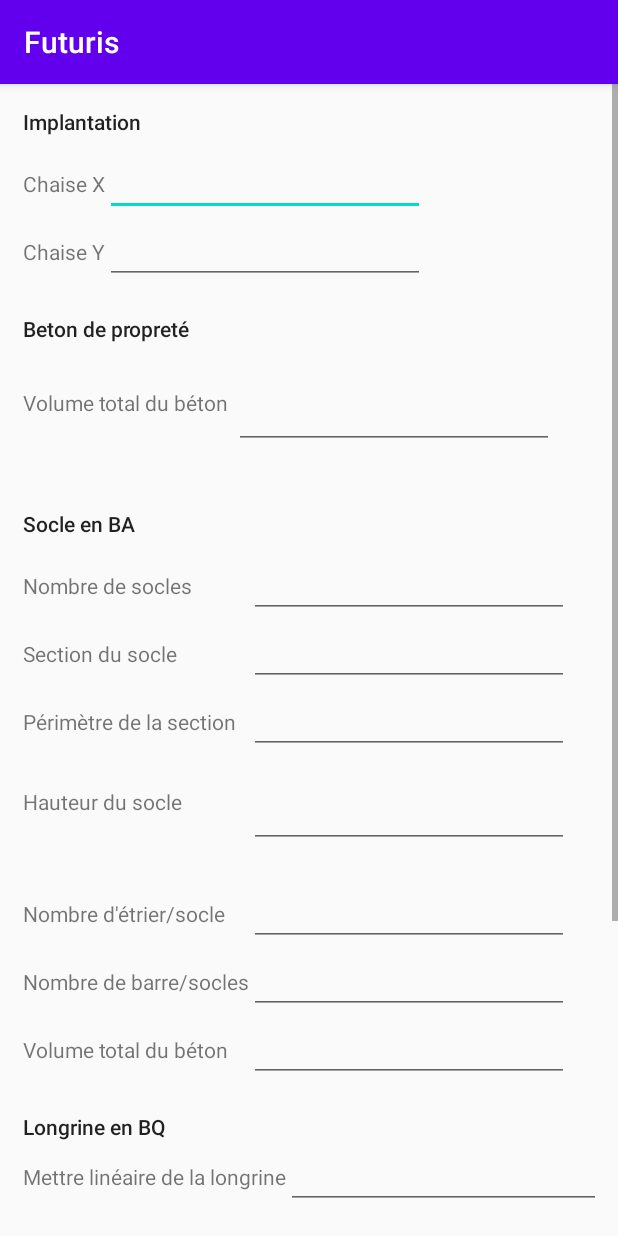
After one commit to FuturisSarl/devis_app, an Android app: the FondationActivity screen opened directly, with no data from a screen before it, on a phone screen of 412 x 824 dp. The commit adds this screen. Run offline under Robolectric (Android 15) with nearby library versions, the phone set to English and light mode, and no system bars.

Commit message:
Design layout for Fondation details

```diff
--- a/app/src/main/java/com/itverse/futuris/ComposantRecyclerAdapter.kt
+++ b/app/src/main/java/com/itverse/futuris/ComposantRecyclerAdapter.kt
@@ -21,9 +21,14 @@ class ComposantRecyclerAdapter(private val context: Context, private val composa
 
         init {
             itemView.setOnClickListener{
-                val intent = Intent(context, ElementActivity::class.java)
-                intent.putExtra(EXTRA_COMPOSANT_SELECTED, composantSelected)
-                context.startActivity(intent)
+                if (composantSelected == 1){
+                    val intent = Intent(context, FondationActivity::class.java)
+                    context.startActivity(intent)
+                }
+                else{
+                    val intent = Intent(context, MaterielActivity::class.java)
+                    context.startActivity(intent)
+                }
             }
         }
     }
--- /dev/null
+++ b/app/src/main/java/com/itverse/futuris/EditNewProject.kt
@@ -0,0 +1,11 @@
+package com.itverse.futuris
+
+import androidx.appcompat.app.AppCompatActivity
+import android.os.Bundle
+
+class EditNewProject : AppCompatActivity() {
+    override fun onCreate(savedInstanceState: Bundle?) {
+        super.onCreate(savedInstanceState)
+        setContentView(R.layout.activity_edit_new_project)
+    }
+}
--- /dev/null
+++ b/app/src/main/java/com/itverse/futuris/FondationActivity.kt
@@ -0,0 +1,11 @@
+package com.itverse.futuris
+
+import androidx.appcompat.app.AppCompatActivity
+import android.os.Bundle
+
+class FondationActivity : AppCompatActivity() {
+    override fun onCreate(savedInstanceState: Bundle?) {
+        super.onCreate(savedInstanceState)
+        setContentView(R.layout.activity_fondation)
+    }
+}
--- a/app/src/main/java/com/itverse/futuris/ElementActivity.kt
+++ b/app/src/main/java/com/itverse/futuris/MaterielActivity.kt
@@ -5,8 +5,7 @@ import android.os.Bundle
 import androidx.recyclerview.widget.GridLayoutManager
 import kotlinx.android.synthetic.main.activity_element.*
 
-class ElementActivity : AppCompatActivity() {
-    private var composantSelected = COMPOSANT_NOT_SELECTED
+class MaterielActivity : AppCompatActivity() {
 
     override fun onCreate(savedInstanceState: Bundle?) {
         super.onCreate(savedInstanceState)
@@ -14,8 +13,6 @@ class ElementActivity : AppCompatActivity() {
 
         element_list.layoutManager = GridLayoutManager(this, 2)
 
-        composantSelected = intent.getIntExtra(EXTRA_COMPOSANT_SELECTED, COMPOSANT_NOT_SELECTED)
-
-        element_list.adapter = ElementRecyclerAdapter(this, DataManager.elements)
+        element_list.adapter = MaterielRecyclerAdapter(this, DataManager.elements)
     }
 }
--- a/app/src/main/java/com/itverse/futuris/ElementRecyclerAdapter.kt
+++ b/app/src/main/java/com/itverse/futuris/MaterielRecyclerAdapter.kt
@@ -8,8 +8,8 @@ import android.widget.ImageView
 import android.widget.TextView
 import androidx.recyclerview.widget.RecyclerView
 
-class ElementRecyclerAdapter(context: Context, private val elements: ArrayList<ElementData>):
-    RecyclerView.Adapter<ElementRecyclerAdapter.ViewHolder>() {
+class MaterielRecyclerAdapter(context: Context, private val elements: ArrayList<ElementData>):
+    RecyclerView.Adapter<MaterielRecyclerAdapter.ViewHolder>() {
 
     private val layoutInflater = LayoutInflater.from(context)
 
--- /dev/null
+++ b/app/src/main/res/layout/activity_edit_new_project.xml
@@ -0,0 +1,19 @@
+<?xml version="1.0" encoding="utf-8"?>
+<androidx.constraintlayout.widget.ConstraintLayout
+        xmlns:android="http://schemas.android.com/apk/res/android"
+        xmlns:tools="http://schemas.android.com/tools"
+        xmlns:app="http://schemas.android.com/apk/res-auto"
+        android:layout_width="match_parent"
+        android:layout_height="match_parent"
+        tools:context=".EditNewProject">
+
+    <EditText
+            android:layout_width="wrap_content"
+            android:layout_height="wrap_content"
+            android:inputType="textPersonName"
+            android:text="Name"
+            android:ems="10"
+            android:id="@+id/ProjectTitle"
+            app:layout_constraintStart_toStartOf="parent" app:layout_constraintEnd_toEndOf="parent"
+            app:layout_constraintTop_toTopOf="parent"/>
+</androidx.constraintlayout.widget.ConstraintLayout>
--- a/app/src/main/res/layout/activity_element.xml
+++ b/app/src/main/res/layout/activity_element.xml
@@ -5,7 +5,7 @@
         xmlns:app="http://schemas.android.com/apk/res-auto"
         android:layout_width="match_parent"
         android:layout_height="match_parent"
-        tools:context=".ElementActivity"
+        tools:context=".MaterielActivity"
         android:contentDescription="@string/app_name">
     <androidx.recyclerview.widget.RecyclerView
             android:layout_width="0dp"
--- /dev/null
+++ b/app/src/main/res/layout/activity_fondation.xml
@@ -0,0 +1,289 @@
+<?xml version="1.0" encoding="utf-8"?>
+<androidx.constraintlayout.widget.ConstraintLayout
+        xmlns:android="http://schemas.android.com/apk/res/android"
+        xmlns:tools="http://schemas.android.com/tools"
+        xmlns:app="http://schemas.android.com/apk/res-auto"
+        android:layout_width="match_parent"
+        android:layout_height="match_parent"
+        tools:context=".FondationActivity">
+
+    <ScrollView
+            android:layout_width="match_parent"
+            android:layout_height="match_parent" app:layout_constraintStart_toStartOf="parent"
+            app:layout_constraintEnd_toEndOf="parent" app:layout_constraintTop_toTopOf="parent">
+        <LinearLayout
+                android:orientation="vertical"
+                android:layout_width="match_parent"
+                android:layout_height="wrap_content"
+                android:padding="15dp">
+            <TextView
+                    android:text="Implantation"
+                    android:layout_width="wrap_content"
+                    android:layout_height="wrap_content" android:id="@+id/textView2"
+                    android:textAppearance="@style/TextAppearance.AppCompat.Body2" android:elegantTextHeight="false"/>
+            <TableLayout
+                    android:id="@+id/fondation_details"
+                    style="@style/grid_input_detail">
+
+                <TableRow android:layout_width="match_parent" android:layout_height="match_parent"
+                          android:id="@+id/chaise_x">
+                    <TextView
+                            android:text="Chaise X"
+                            android:layout_width="wrap_content"
+                            android:layout_height="wrap_content" android:id="@+id/textView4"/>
+                    <EditText
+                            android:layout_width="wrap_content"
+                            android:layout_height="wrap_content"
+                            android:inputType="number"
+                            android:ems="10"
+                            android:id="@+id/editTextNumber"/>
+                </TableRow>
+                <TableRow android:layout_width="match_parent" android:layout_height="match_parent"
+                          android:id="@+id/chaise_y">
+                    <TextView
+                            android:text="Chaise Y"
+                            android:layout_width="wrap_content"
+                            android:layout_height="wrap_content" android:id="@+id/textView3"/>
+                    <EditText
+                            android:layout_width="wrap_content"
+                            android:layout_height="wrap_content"
+                            android:inputType="number"
+                            android:ems="10"
+                            android:id="@+id/editTextNumber2"/>
+                </TableRow>
+            </TableLayout>
+            <TextView
+                    android:text="Beton de propreté"
+                    android:layout_width="match_parent"
+                    android:layout_height="wrap_content" android:id="@+id/textView5"
+                    android:textAppearance="@style/TextAppearance.AppCompat.Body2"/>
+            <TableLayout
+                    android:layout_width="match_parent"
+                    android:layout_height="wrap_content" android:theme="@style/grid_input_detail">
+
+                <TableRow android:layout_width="match_parent" android:layout_height="match_parent">
+                    <TextView
+                            android:text="Volume total du béton "
+                            android:layout_width="wrap_content"
+                            android:layout_height="wrap_content" android:id="@+id/textView10"/>
+                    <EditText
+                            android:layout_width="wrap_content"
+                            android:layout_height="wrap_content"
+                            android:inputType="number"
+                            android:ems="10"
+                            android:id="@+id/editTextNumber3"/>
+                </TableRow>
+            </TableLayout>
+            <TextView
+                    android:text="Socle en BA"
+                    android:layout_width="match_parent"
+                    android:layout_height="wrap_content" android:id="@+id/textView6"
+                    android:textAppearance="@style/TextAppearance.AppCompat.Body2"/>
+            <TableLayout
+                    android:layout_width="match_parent"
+                    android:layout_height="wrap_content" style="@style/grid_input_detail">
+
+                <TableRow android:layout_width="match_parent" android:layout_height="match_parent">
+                    <TextView
+                            android:text="Nombre de socles "
+                            android:layout_width="match_parent"
+                            android:layout_height="wrap_content" android:id="@+id/textView9"/>
+                    <EditText
+                            android:layout_width="wrap_content"
+                            android:layout_height="wrap_content"
+                            android:inputType="number"
+                            android:ems="10"
+                            android:id="@+id/editTextNumber4"/>
+                </TableRow>
+                <TableRow android:layout_width="match_parent" android:layout_height="match_parent">
+                    <TextView
+                            android:text="Section du socle"
+                            android:layout_width="wrap_content"
+                            android:layout_height="wrap_content" android:id="@+id/textView11"/>
+                    <EditText
+                            android:layout_width="wrap_content"
+                            android:layout_height="wrap_content"
+                            android:inputType="number"
+                            android:ems="10"
+                            android:id="@+id/editTextNumber5"/>
+                </TableRow>
+                <TableRow android:layout_width="match_parent" android:layout_height="match_parent">
+                    <TextView
+                            android:text="Périmètre de la section "
+                            android:layout_width="wrap_content"
+                            android:layout_height="wrap_content" android:id="@+id/textView12"/>
+                    <EditText
+                            android:layout_width="wrap_content"
+                            android:layout_height="wrap_content"
+                            android:inputType="number"
+                            android:ems="10"
+                            android:id="@+id/editTextNumber6"/>
+                </TableRow>
+                <TableRow android:layout_width="match_parent" android:layout_height="match_parent"
+                          android:theme="@style/grid_input_detail">
+                    <TextView
+                            android:text="Hauteur du socle"
+                            android:layout_width="wrap_content"
+                            android:layout_height="wrap_content" android:id="@+id/textView13"/>
+                    <EditText
+                            android:layout_width="wrap_content"
+                            android:layout_height="wrap_content"
+                            android:inputType="number"
+                            android:ems="10"
+                            android:id="@+id/editTextNumber7"/>
+                </TableRow>
+                <TableRow
+                        android:layout_width="match_parent"
+                        android:layout_height="match_parent">
+                    <TextView
+                            android:text="Nombre d'étrier/socle"
+                            android:layout_width="wrap_content"
+                            android:layout_height="wrap_content" android:id="@+id/textView14"/>
+                    <EditText
+                            android:layout_width="wrap_content"
+                            android:layout_height="wrap_content"
+                            android:inputType="number"
+                            android:ems="10"
+                            android:id="@+id/editTextNumber8"/>
+                </TableRow>
+                <TableRow
+                        android:layout_width="match_parent"
+                        android:layout_height="match_parent">
+                    <TextView
+                            android:text="Nombre de barre/socles"
+                            android:layout_width="wrap_content"
+                            android:layout_height="wrap_content" android:id="@+id/textView15"/>
+                    <EditText
+                            android:layout_width="wrap_content"
+                            android:layout_height="wrap_content"
+                            android:inputType="number"
+                            android:ems="10"
+                            android:id="@+id/editTextNumber9"/>
+                </TableRow>
+                <TableRow
+                        android:layout_width="match_parent"
+                        android:layout_height="match_parent">
+                    <TextView
+                            android:text="Volume total du béton"
+                            android:layout_width="wrap_content"
+                            android:layout_height="wrap_content" android:id="@+id/textView16"/>
+                    <EditText
+                            android:layout_width="wrap_content"
+                            android:layout_height="wrap_content"
+                            android:inputType="number"
+                            android:ems="10"
+                            android:id="@+id/editTextNumber10"/>
+                </TableRow>
+            </TableLayout>
+            <TextView
+                    android:text="Longrine en BQ"
+                    android:layout_width="match_parent"
+                    android:layout_height="wrap_content" android:id="@+id/textView7"
+                    android:textAppearance="@style/TextAppearance.AppCompat.Body2"/>
+            <TableLayout
+                    android:layout_width="match_parent"
+                    android:layout_height="wrap_content">
+
+                <TableRow android:layout_width="match_parent" android:layout_height="match_parent">
+                    <TextView
+                            android:text="Mettre linéaire de la longrine"
+                            android:layout_width="wrap_content"
+                            android:layout_height="wrap_content" android:id="@+id/textView17"/>
+                    <EditText
+                            android:layout_width="wrap_content"
+                            android:layout_height="wrap_content"
+                            android:inputType="number"
+                            android:ems="10"
+                            android:id="@+id/editTextNumber14"/>
+                </TableRow>
+                <TableRow android:layout_width="match_parent" android:layout_height="match_parent">
+                    <TextView
+                            android:text="Section de la longrine"
+                            android:layout_width="wrap_content"
+                            android:layout_height="wrap_content" android:id="@+id/textView18"/>
+                    <EditText
+                            android:layout_width="wrap_content"
+                            android:layout_height="wrap_content"
+                            android:inputType="number"
+                            android:ems="10"
+                            android:id="@+id/editTextNumber13"/>
+                </TableRow>
+                <TableRow android:layout_width="match_parent" android:layout_height="match_parent">
+                    <TextView
+                            android:text="Périmètre de la section"
+                            android:layout_width="wrap_content"
+                            android:layout_height="wrap_content" android:id="@+id/textView19"/>
+                    <EditText
+                            android:layout_width="wrap_content"
+                            android:layout_height="wrap_content"
+                            android:inputType="number"
+                            android:ems="10"
+                            android:id="@+id/editTextNumber12"/>
+                </TableRow>
+                <TableRow android:layout_width="match_parent" android:layout_height="match_parent">
+                    <TextView
+                            android:text="Nombre d'étrier/poutre"
+                            android:layout_width="wrap_content"
+                            android:layout_height="wrap_content" android:id="@+id/textView20"/>
+                    <EditText
+                            android:layout_width="wrap_content"
+                            android:layout_height="wrap_content"
+                            android:inputType="number"
+                            android:ems="10"
+                            android:id="@+id/editTextNumber11"/>
+                </TableRow>
+                <TableRow
+                        android:layout_width="match_parent"
+                        android:layout_height="match_parent">
+                    <TextView
+                            android:text="Nombre de barre/longrine"
+                            android:layout_width="wrap_content"
+                            android:layout_height="wrap_content" android:id="@+id/textView21"/>
+                    <EditText
+                            android:layout_width="wrap_content"
+                            android:layout_height="wrap_content"
+                            android:inputType="number"
+                            android:ems="10"
+                            android:id="@+id/editTextNumber15"/>
+                </TableRow>
+                <TableRow
+                        android:layout_width="match_parent"
+                        android:layout_height="match_parent">
+                    <TextView
+                            android:text="Volume total du béton"
+                            android:layout_width="wrap_content"
+                            android:layout_height="wrap_content" android:id="@+id/textView22"/>
+                    <EditText
+                            android:layout_width="wrap_content"
+                            android:layout_height="wrap_content"
+                            android:inputType="number"
+                            android:ems="10"
+                            android:id="@+id/editTextNumber16"/>
+                </TableRow>
+            </TableLayout>
+            <TextView
+                    android:text="Maconnerie en moellon"
+                    android:layout_width="match_parent"
+                    android:layout_height="wrap_content" android:id="@+id/textView8"
+                    android:textAppearance="@style/TextAppearance.AppCompat.Body2"/>
+            <TableLayout
+                    android:layout_width="match_parent"
+                    android:layout_height="wrap_content">
+
+                <TableRow android:layout_width="match_parent" android:layout_height="match_parent">
+                    <TextView
+                            android:text="Mettre linéaire de la fondation"
+                            android:layout_width="wrap_content"
+                            android:layout_height="wrap_content" android:id="@+id/textView23"/>
+                    <EditText
+                            android:layout_width="wrap_content"
+                            android:layout_height="wrap_content"
+                            android:inputType="number"
+                            android:ems="10"
+                            android:id="@+id/editTextNumber18"/>
+                </TableRow>
+            </TableLayout>
+        </LinearLayout>
+    </ScrollView>
+
+</androidx.constraintlayout.widget.ConstraintLayout>
--- a/app/src/main/res/values/styles.xml
+++ b/app/src/main/res/values/styles.xml
@@ -21,4 +21,10 @@
     <style name="AppTheme.GridLayoutManager">
         <item name="android:gravity">center</item>
     </style>
+    <style name="grid_input_detail">
+        <item name="android:layout_width">match_parent</item>
+        <item name="android:layout_height">wrap_content</item>
+        <item name="android:layout_marginTop">8dp</item>
+        <item name="android:paddingBottom">20dp</item>
+    </style>
 </resources>
```
Also changed, not shown: app/src/main/AndroidManifest.xml (+6 -1 lines).
